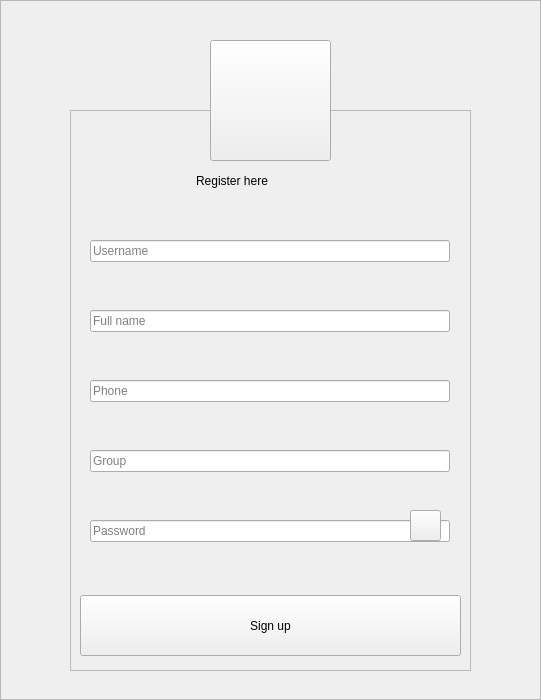
The window that ui/register.ui (Wester35/KP) describes before a commit, drawn with Qt 5.
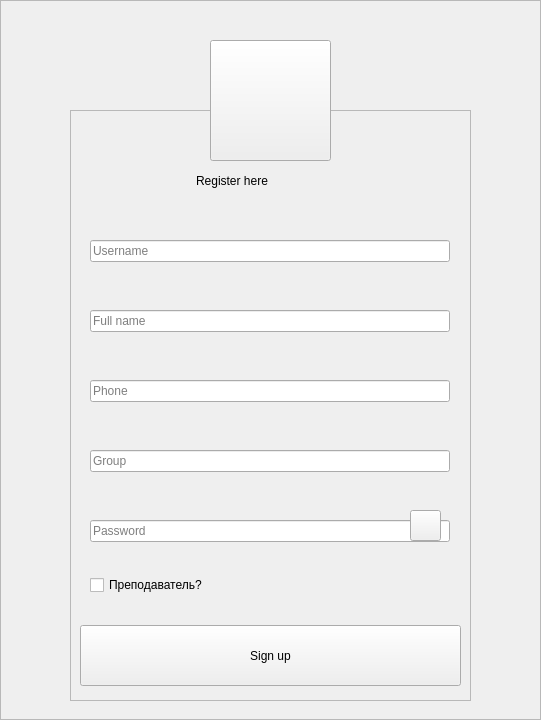
The same window after the commit. Icons and pictures are not drawn.

Commit message: complete register window

What changed in the file:
```diff
--- a/ui/register.ui
+++ b/ui/register.ui
@@ -7,19 +7,19 @@
     <x>0</x>
     <y>0</y>
     <width>541</width>
-    <height>700</height>
+    <height>720</height>
    </rect>
   </property>
   <property name="minimumSize">
    <size>
     <width>541</width>
-    <height>700</height>
+    <height>720</height>
    </size>
   </property>
   <property name="maximumSize">
    <size>
     <width>541</width>
-    <height>700</height>
+    <height>720</height>
    </size>
   </property>
   <property name="windowTitle">
@@ -117,7 +117,7 @@
      <x>70</x>
      <y>110</y>
      <width>401</width>
-     <height>561</height>
+     <height>591</height>
     </rect>
    </property>
    <property name="frameShape">
@@ -146,7 +146,7 @@
     <property name="geometry">
      <rect>
       <x>10</x>
-      <y>485</y>
+      <y>515</y>
       <width>381</width>
       <height>61</height>
      </rect>
@@ -254,6 +254,19 @@
      <string>Group</string>
     </property>
    </widget>
+   <widget class="QCheckBox" name="checkBox">
+    <property name="geometry">
+     <rect>
+      <x>20</x>
+      <y>465</y>
+      <width>171</width>
+      <height>20</height>
+     </rect>
+    </property>
+    <property name="text">
+     <string>Преподаватель?</string>
+    </property>
+   </widget>
    <zorder>label</zorder>
    <zorder>pushButton</zorder>
    <zorder>usernameEdit</zorder>
@@ -269,19 +282,19 @@
      <x>0</x>
      <y>0</y>
      <width>541</width>
-     <height>700</height>
+     <height>720</height>
     </rect>
    </property>
    <property name="minimumSize">
     <size>
      <width>541</width>
-     <height>700</height>
+     <height>720</height>
     </size>
    </property>
    <property name="maximumSize">
     <size>
      <width>541</width>
-     <height>700</height>
+     <height>720</height>
     </size>
    </property>
    <property name="frameShape">
```
Left out of the diff: 1 changed line with no effect on the pictures. The commit also changes 3 other files.
